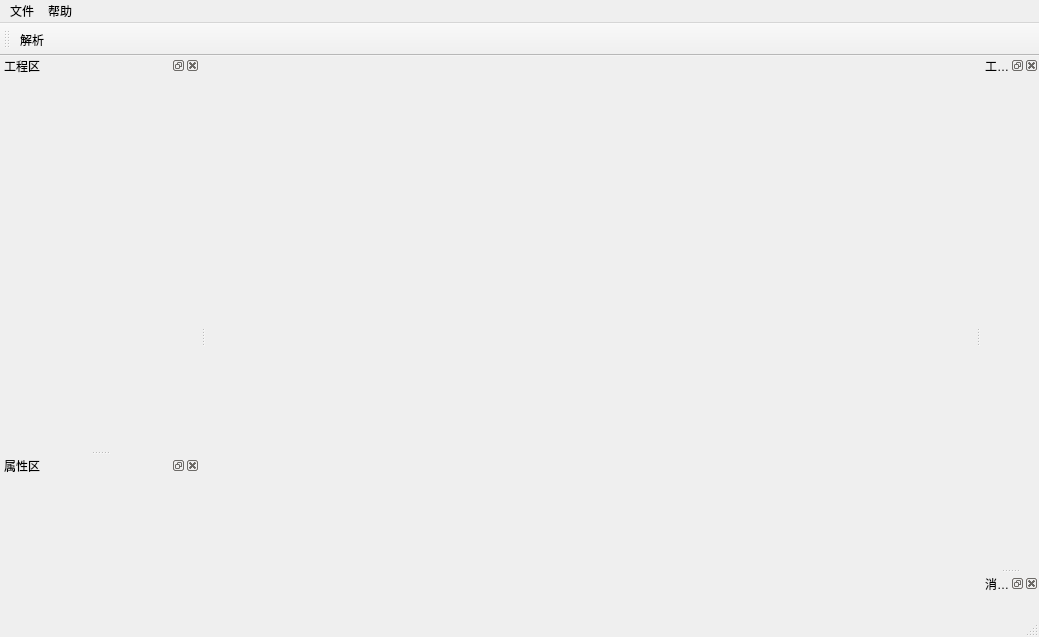
xuqingxiangstu/platform, file dataAnalysis/mainwindow.ui: the form before one commit.
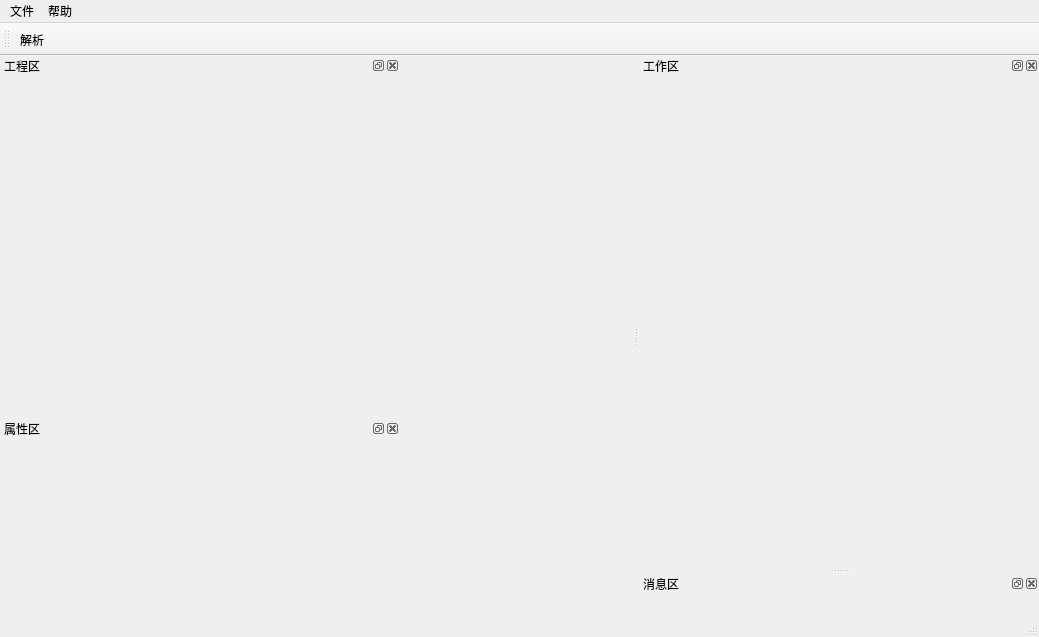
The form after the commit.

The edit to the form file:
```diff
--- a/dataAnalysis/mainwindow.ui
+++ b/dataAnalysis/mainwindow.ui
@@ -64,20 +64,20 @@
   <widget class="QStatusBar" name="statusBar"/>
   <widget class="QDockWidget" name="dockWidget">
    <property name="sizePolicy">
-    <sizepolicy hsizetype="Fixed" vsizetype="Preferred">
+    <sizepolicy hsizetype="Fixed" vsizetype="Expanding">
      <horstretch>0</horstretch>
      <verstretch>0</verstretch>
     </sizepolicy>
    </property>
    <property name="minimumSize">
     <size>
-     <width>200</width>
+     <width>400</width>
      <height>102</height>
     </size>
    </property>
    <property name="maximumSize">
     <size>
-     <width>524287</width>
+     <width>400</width>
      <height>524287</height>
     </size>
    </property>
@@ -110,6 +110,18 @@
    </widget>
   </widget>
   <widget class="QDockWidget" name="dockWidget_2">
+   <property name="minimumSize">
+    <size>
+     <width>400</width>
+     <height>55</height>
+    </size>
+   </property>
+   <property name="maximumSize">
+    <size>
+     <width>524287</width>
+     <height>524287</height>
+    </size>
+   </property>
    <property name="styleSheet">
     <string notr="true">QDockWidget &gt; QWidget {
 border: 1px solid gray;
@@ -157,11 +169,23 @@
   </widget>
   <widget class="QDockWidget" name="dockWidget_4">
    <property name="sizePolicy">
-    <sizepolicy hsizetype="Fixed" vsizetype="Preferred">
+    <sizepolicy hsizetype="Fixed" vsizetype="Expanding">
      <horstretch>0</horstretch>
      <verstretch>0</verstretch>
     </sizepolicy>
    </property>
+   <property name="minimumSize">
+    <size>
+     <width>55</width>
+     <height>55</height>
+    </size>
+   </property>
+   <property name="maximumSize">
+    <size>
+     <width>524287</width>
+     <height>524287</height>
+    </size>
+   </property>
    <property name="styleSheet">
     <string notr="true">QDockWidget &gt; QWidget {
 border: 1px solid gray;
```
Left out of the diff: 19 changed lines with no effect on the pictures.
